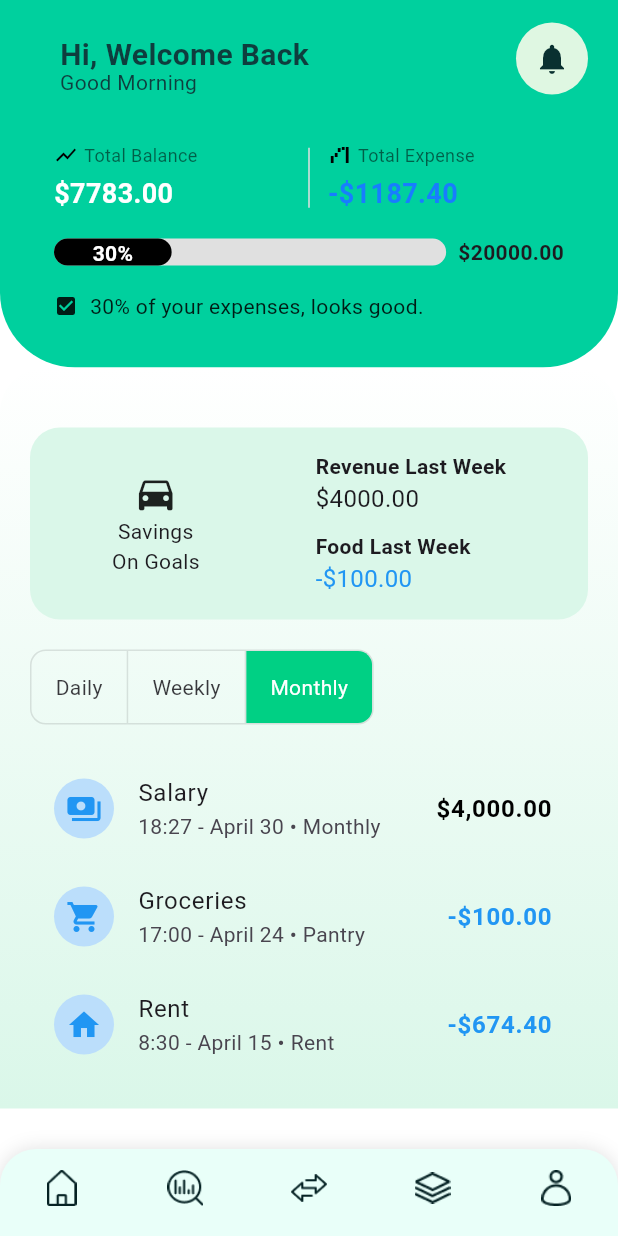
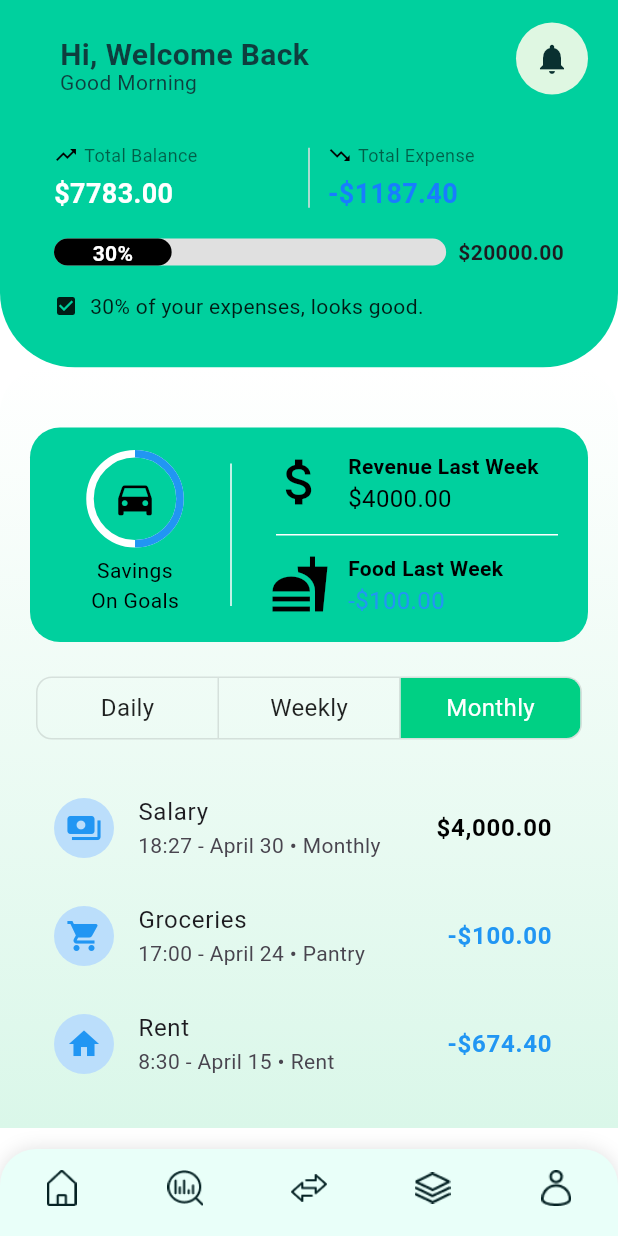
Before and after one commit to Crautor/Fintrack, a Flutter app: the HomePage screen opened by its route, on a phone screen of 412 x 824 dp. Run offline on Flutter 3.47's test engine with Material 3 defaults, Android fonts, the light colour scheme and no system bars.

Commit message:
finalizacao homepage

```diff
--- a/lib/components/overviews/general_overview.dart
+++ b/lib/components/overviews/general_overview.dart
@@ -26,7 +26,7 @@ class GeneralOverview extends StatelessWidget {
                 children: [
                   const Row(
                     children: [
-                      Icon(Icons.show_chart, size: 16, color: Colors.black),
+                      Icon(Icons.trending_up, size: 16, color: Colors.black),
                       SizedBox(width: 4),
                       Text(
                         "Total Balance",
@@ -58,11 +58,7 @@ class GeneralOverview extends StatelessWidget {
                 children: [
                   const Row(
                     children: [
-                      Icon(
-                        Icons.waterfall_chart,
-                        size: 16,
-                        color: Colors.black,
-                      ),
+                      Icon(Icons.trending_down, size: 16, color: Colors.black),
                       SizedBox(width: 4),
                       Text(
                         "Total Expense",
--- a/lib/components/overviews/last_week_overview.dart
+++ b/lib/components/overviews/last_week_overview.dart
@@ -1,15 +1,15 @@
 import 'package:flutter/material.dart';
 
 class LastWeekOverview extends StatelessWidget {
-  final Color backgroundColor;
   final double revenue;
   final double expense;
+  final double goalPercentage; // Novo atributo
 
   const LastWeekOverview({
     super.key,
-    required this.backgroundColor,
     required this.revenue,
     required this.expense,
+    required this.goalPercentage,
   });
 
   @override
@@ -17,42 +17,134 @@ class LastWeekOverview extends StatelessWidget {
     return Container(
       padding: const EdgeInsets.all(16),
       decoration: BoxDecoration(
-        color: backgroundColor,
+        color: const Color(0xFF00D09E),
         borderRadius: BorderRadius.circular(20),
       ),
+      child: IntrinsicHeight(
         child: Row(
-        mainAxisAlignment: MainAxisAlignment.spaceAround,
           children: [
+            const SizedBox(width: 24),
             Column(
-            children: const [
-              Icon(Icons.directions_car, size: 30),
-              Text("Savings\nOn Goals", textAlign: TextAlign.center),
+              mainAxisAlignment: MainAxisAlignment.center,
+              children: [
+                Stack(
+                  alignment: Alignment.center,
+                  children: [
+                    SizedBox(
+                      width: 60,
+                      height: 60,
+                      child: CircularProgressIndicator(
+                        value: goalPercentage.clamp(0.0, 1.0),
+                        strokeWidth: 5,
+                        backgroundColor: Colors.white,
+                        valueColor: const AlwaysStoppedAnimation<Color>(
+                          Colors.blue,
+                        ),
+                      ),
+                    ),
+                    const Icon(
+                      Icons.directions_car,
+                      size: 30,
+                      color: Colors.black,
+                    ),
                   ],
                 ),
+                const SizedBox(height: 8),
+                const Text(
+                  "Savings\nOn Goals",
+                  textAlign: TextAlign.center,
+                  style: TextStyle(color: Colors.black),
+                ),
+              ],
+            ),
+            const SizedBox(width: 24),
+            const VerticalDivider(
+              color: Colors.white,
+              thickness: 1,
+              width: 20,
+              indent: 8,
+              endIndent: 8,
+            ),
+            const SizedBox(width: 16),
+            Expanded(
+              child: Column(
+                mainAxisSize: MainAxisSize.min,
+                children: [
+                  Row(
+                    crossAxisAlignment: CrossAxisAlignment.start,
+                    children: [
+                      const Icon(
+                        Icons.attach_money,
+                        size: 40,
+                        color: Colors.black,
+                      ),
+                      const SizedBox(width: 12),
                       Column(
                         crossAxisAlignment: CrossAxisAlignment.start,
                         children: [
-              Text(
+                          const Text(
                             "Revenue Last Week",
-                style: TextStyle(fontWeight: FontWeight.bold),
+                            style: TextStyle(
+                              fontWeight: FontWeight.bold,
+                              color: Colors.black,
+                            ),
                           ),
                           Text(
                             "\$${revenue.toStringAsFixed(2)}",
-                style: TextStyle(fontSize: 16),
+                            style: const TextStyle(
+                              fontSize: 16,
+                              color: Colors.black,
                             ),
-              SizedBox(height: 10),
-              Text(
-                "Food Last Week",
-                style: TextStyle(fontWeight: FontWeight.bold),
-              ),
-              Text(
-                "-\$${expense.toStringAsFixed(2)}",
-                style: TextStyle(fontSize: 16, color: Colors.blue),
                           ),
                         ],
                       ),
                     ],
                   ),
+                  const SizedBox(height: 12),
+                  const Divider(
+                    color: Colors.white,
+                    thickness: 1,
+                    height: 1,
+                    indent: 4,
+                    endIndent: 4,
+                  ),
+                  const SizedBox(height: 12),
+                  Row(
+                    crossAxisAlignment: CrossAxisAlignment.start,
+                    children: [
+                      const Icon(
+                        Icons.fastfood_sharp,
+                        size: 40,
+                        color: Colors.black,
+                      ),
+                      const SizedBox(width: 12),
+                      Column(
+                        crossAxisAlignment: CrossAxisAlignment.start,
+                        children: [
+                          const Text(
+                            "Food Last Week",
+                            style: TextStyle(
+                              fontWeight: FontWeight.bold,
+                              color: Colors.black,
+                            ),
+                          ),
+                          Text(
+                            "-\$${expense.toStringAsFixed(2)}",
+                            style: const TextStyle(
+                              fontSize: 16,
+                              color: Colors.blue,
+                            ),
+                          ),
+                        ],
+                      ),
+                    ],
+                  ),
+                ],
+              ),
+            ),
+          ],
+        ),
+      ),
     );
   }
 }
--- /dev/null
+++ b/lib/components/tables/transaction_section.dart
@@ -0,0 +1,47 @@
+import 'package:fintrack/components/tables/transaction_tile.dart';
+import 'package:fintrack/models/transaction_item_data.dart';
+import 'package:flutter/material.dart';
+
+class TransactionSection extends StatelessWidget {
+  final List<String> toggleLabels;
+  final List<bool> isSelected;
+  final void Function(int index) onToggle;
+  final List<TransactionItemData> transactions;
+
+  const TransactionSection({
+    super.key,
+    required this.toggleLabels,
+    required this.isSelected,
+    required this.onToggle,
+    required this.transactions,
+  });
+
+  @override
+  Widget build(BuildContext context) {
+    return Column(
+      crossAxisAlignment: CrossAxisAlignment.start,
+      children: [
+        Center(
+          child: ToggleButtons(
+            isSelected: isSelected,
+            onPressed: onToggle,
+            borderRadius: BorderRadius.circular(10),
+            selectedColor: Colors.white,
+            fillColor: const Color(0xFF00D084),
+            color: Colors.black87,
+            constraints: const BoxConstraints(minWidth: 120, minHeight: 40),
+            children:
+                toggleLabels
+                    .map(
+                      (label) =>
+                          Text(label, style: const TextStyle(fontSize: 16)),
+                    )
+                    .toList(),
+          ),
+        ),
+        const SizedBox(height: 20),
+        ...transactions.map((tx) => TransactionTile(data: tx)).toList(),
+      ],
+    );
+  }
+}
--- /dev/null
+++ b/lib/components/tables/transaction_tile.dart
@@ -0,0 +1,28 @@
+import 'package:fintrack/models/transaction_item_data.dart';
+import 'package:flutter/material.dart';
+
+class TransactionTile extends StatelessWidget {
+  final TransactionItemData data;
+
+  const TransactionTile({super.key, required this.data});
+
+  @override
+  Widget build(BuildContext context) {
+    return ListTile(
+      leading: CircleAvatar(
+        backgroundColor: Colors.blue.shade100,
+        child: Icon(data.icon, color: Colors.blue),
+      ),
+      title: Text(data.label),
+      subtitle: Text("${data.time} • ${data.category}"),
+      trailing: Text(
+        data.amount,
+        style: TextStyle(
+          color: data.amountColor,
+          fontSize: 16,
+          fontWeight: FontWeight.bold,
+        ),
+      ),
+    );
+  }
+}
--- /dev/null
+++ b/lib/models/transaction_item_data.dart
@@ -0,0 +1,19 @@
+import 'package:flutter/material.dart';
+
+class TransactionItemData {
+  final IconData icon;
+  final String label;
+  final String time;
+  final String category;
+  final String amount;
+  final Color amountColor;
+
+  TransactionItemData({
+    required this.icon,
+    required this.label,
+    required this.time,
+    required this.category,
+    required this.amount,
+    required this.amountColor,
+  });
+}
--- a/lib/screens/home.dart
+++ b/lib/screens/home.dart
@@ -1,12 +1,19 @@
 import 'package:fintrack/components/headers/default_header.dart';
 import 'package:fintrack/components/overviews/general_overview.dart';
 import 'package:fintrack/components/overviews/last_week_overview.dart';
+import 'package:fintrack/components/tables/transaction_section.dart';
+import 'package:fintrack/models/transaction_item_data.dart';
 import 'package:flutter/material.dart';
 import 'package:flutter/cupertino.dart';
 
-class HomePage extends StatelessWidget {
+class HomePage extends StatefulWidget {
   const HomePage({super.key});
 
+  @override
+  State<HomePage> createState() => _HomePageState();
+}
+
+class _HomePageState extends State<HomePage> {
   void _navigate(BuildContext context, int index) {
     const routes = [
       '/home',
@@ -45,6 +52,7 @@ class HomePage extends StatelessWidget {
 
   final Color mainGreen = const Color(0xFF00D084);
   final Color lightGreen = const Color(0xFFDAF7E9);
+  int selectedToggleIndex = 2;
 
   @override
   Widget build(BuildContext context) {
@@ -148,34 +156,25 @@ class HomePage extends StatelessWidget {
                 children: [
                   const SizedBox(height: 20),
                   LastWeekOverview(
-                    backgroundColor: Color(0xFFDAF7E9),
                     revenue: 4000.00,
                     expense: 100.00,
+                    goalPercentage: 0.5,
                   ),
                   const SizedBox(height: 20),
-                  ToggleButtons(
-                    isSelected: [false, false, true],
-                    onPressed: (_) {},
-                    borderRadius: BorderRadius.circular(10),
-                    selectedColor: Colors.white,
-                    fillColor: mainGreen,
-                    children: const [
-                      Padding(
-                        padding: EdgeInsets.symmetric(horizontal: 16),
-                        child: Text("Daily"),
+                  TransactionSection(
+                    toggleLabels: ["Daily", "Weekly", "Monthly"],
+                    isSelected: List.generate(
+                      3,
+                      (index) => index == selectedToggleIndex,
                     ),
-                      Padding(
-                        padding: EdgeInsets.symmetric(horizontal: 16),
-                        child: Text("Weekly"),
-                      ),
-                      Padding(
-                        padding: EdgeInsets.symmetric(horizontal: 16),
-                        child: Text("Monthly"),
-                      ),
-                    ],
-                  ),
-                  const SizedBox(height: 20),
-                  const TransactionTile(
+                    onToggle: (index) {
+                      print("Selected index: $index");
+                      setState(() {
+                        selectedToggleIndex = index;
+                      });
+                    },
+                    transactions: [
+                      TransactionItemData(
                         icon: Icons.payments,
                         label: "Salary",
                         time: "18:27 - April 30",
@@ -183,7 +182,7 @@ class HomePage extends StatelessWidget {
                         amount: "\$4,000.00",
                         amountColor: Colors.black,
                       ),
-                  const TransactionTile(
+                      TransactionItemData(
                         icon: Icons.shopping_cart,
                         label: "Groceries",
                         time: "17:00 - April 24",
@@ -191,13 +190,15 @@ class HomePage extends StatelessWidget {
                         amount: "-\$100.00",
                         amountColor: Colors.blue,
                       ),
-                  const TransactionTile(
+                      TransactionItemData(
                         icon: Icons.home,
                         label: "Rent",
                         time: "8:30 - April 15",
                         category: "Rent",
                         amount: "-\$674.40",
                         amountColor: Colors.blue,
+                      ),
+                    ],
                   ),
                 ],
               ),
@@ -208,41 +209,3 @@ class HomePage extends StatelessWidget {
     );
   }
 }
-
-class TransactionTile extends StatelessWidget {
-  final IconData icon;
-  final String label;
-  final String time;
-  final String category;
-  final String amount;
-  final Color amountColor;
-
-  const TransactionTile({
-    required this.icon,
-    required this.label,
-    required this.time,
-    required this.category,
-    required this.amount,
-    required this.amountColor,
-  });
-
-  @override
-  Widget build(BuildContext context) {
-    return ListTile(
-      leading: CircleAvatar(
-        backgroundColor: Colors.blue.shade100,
-        child: Icon(icon, color: Colors.blue),
-      ),
-      title: Text(label),
-      subtitle: Text("$time • $category"),
-      trailing: Text(
-        amount,
-        style: TextStyle(
-          color: amountColor,
-          fontSize: 16,
-          fontWeight: FontWeight.bold,
-        ),
-      ),
-    );
-  }
-}
```
Lines whose indentation alone changed are shown as unchanged.
